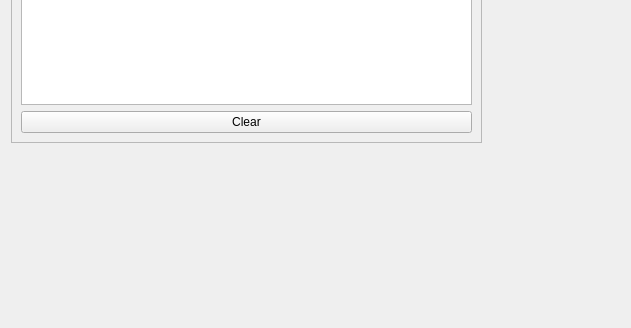
The window that src/ui/mjprintheadwidget.ui (BYUCreateResearchLab/CREATE_LAB_Binder_Jet_Printer) describes before a commit, drawn with Qt 5; both pictures show x 0 to 631 and y 299 to 627 of the 880 by 627 pixel window.
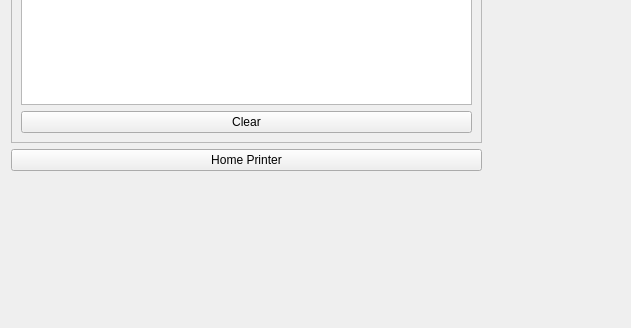
The same window after the commit.

Patch:
```diff
--- a/src/ui/mjprintheadwidget.ui
+++ b/src/ui/mjprintheadwidget.ui
@@ -201,6 +201,13 @@
      </property>
     </spacer>
    </item>
+   <item row="6" column="0">
+    <widget class="QPushButton" name="homePrinterButton">
+     <property name="text">
+      <string>Home Printer</string>
+     </property>
+    </widget>
+   </item>
   </layout>
  </widget>
  <resources/>
```
